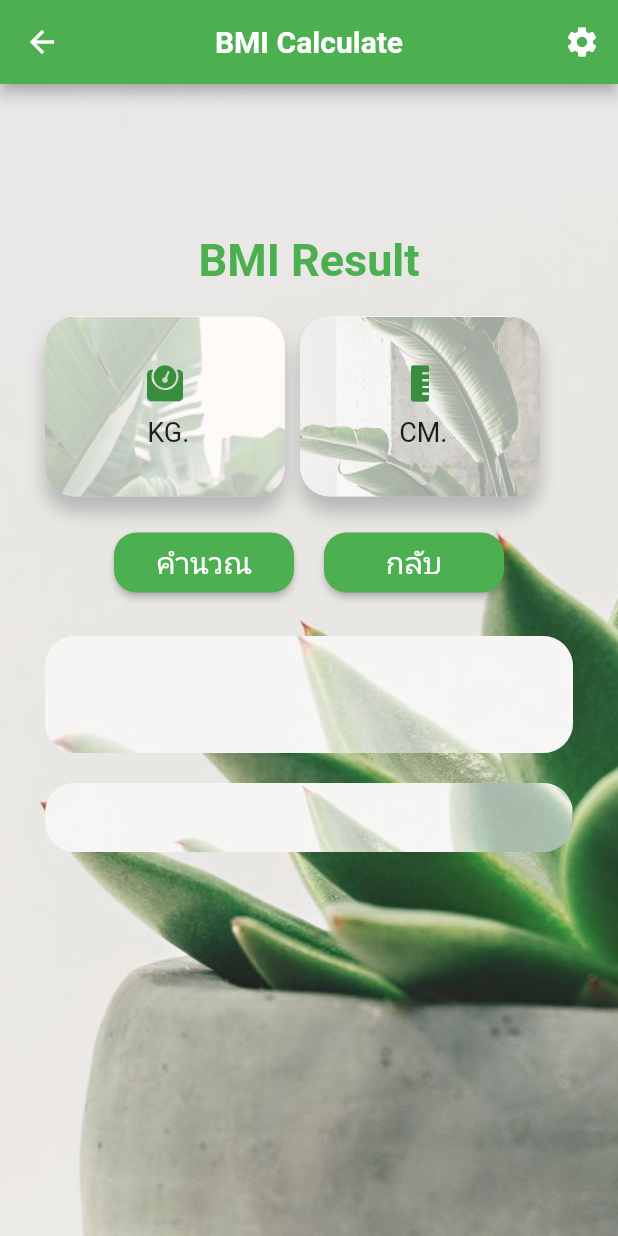
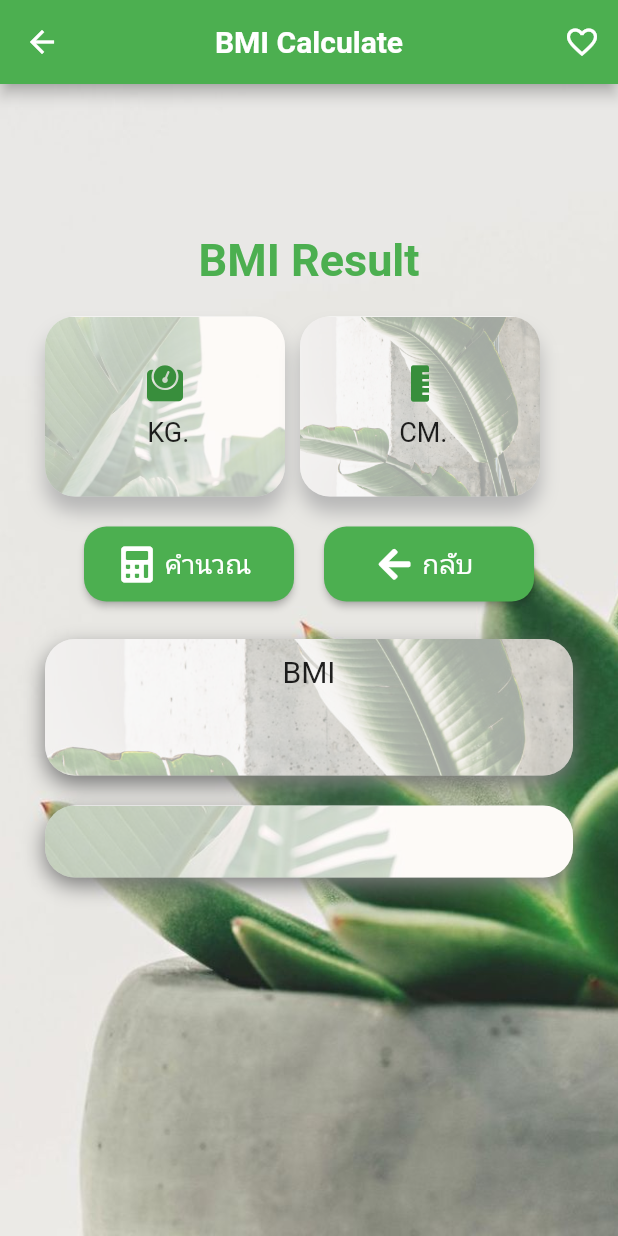
Before and after one commit to INGIGNGINGNI/lab4_130, a Flutter app: the ResultPage screen opened directly with empty values, on a phone screen of 412 x 824 dp. Run offline on Flutter 3.47's test engine with Material 2 defaults, Android fonts, the phone set to English and light mode, and no system bars; our stand-ins replace font_awesome_flutter, google_fonts, rflutter_alert; Roboto replaces fonts that are missing (Prompt).

Commit message:
Success 9/1/65

```diff
--- a/lib/pages/bmi_result.dart
+++ b/lib/pages/bmi_result.dart
@@ -28,7 +28,7 @@ class _ResultPageState extends State<ResultPage> {
           actions: [
             IconButton(
               onPressed: () {},
-              icon: const Icon(Icons.settings),
+              icon: const Icon(Icons.favorite_border),
             ),
           ],
         ),
@@ -55,9 +55,9 @@ class _ResultPageState extends State<ResultPage> {
               Column(
                 children: [
                   const Padding(padding: EdgeInsets.symmetric(vertical: 10)),
-                  btn(context),
+                  calbtn(context),
                   resultbox(),
-                  answerbox()
+                  answerbox(),
                 ],
               ),
               // const Padding(padding: EdgeInsets.symmetric(vertical: 10)),
@@ -163,14 +163,21 @@ class _ResultPageState extends State<ResultPage> {
           fit: BoxFit.cover,
           colorFilter: ColorFilter.mode(
               Colors.black.withOpacity(0.4), BlendMode.dstATop),
-          image: const AssetImage('images/bg_form.jpg'),
+          image: const AssetImage('images/bg_box1.jpg'),
         ),
         borderRadius: const BorderRadius.all(Radius.circular(20)),
+        boxShadow: const [
+          BoxShadow(
+            offset: Offset(0, 5),
+            blurRadius: 12,
+            color: Color(0xFF7A7A7A),
+          )
+        ],
       ),
       child: Text(
         _msg == null ? '' : _msg!.toString(),
         // 'การแปลผล : ' + _msg.toString(),
-        style: const TextStyle(fontSize: 22),
+        style: const TextStyle(fontSize: 24),
         textAlign: TextAlign.center,
       ),
     );
@@ -179,57 +186,77 @@ class _ResultPageState extends State<ResultPage> {
   Container resultbox() {
     return Container(
       margin: const EdgeInsets.fromLTRB(30, 25, 30, 10),
-      padding: const EdgeInsets.all(10),
+      padding: const EdgeInsets.only(top: 5),
       alignment: Alignment.center,
       decoration: BoxDecoration(
         color: const Color(0xffffffff),
         image: DecorationImage(
-          fit: BoxFit.none,
+          fit: BoxFit.cover,
           colorFilter: ColorFilter.mode(
               Colors.black.withOpacity(0.4), BlendMode.dstATop),
-          image: const AssetImage('images/bg_form.jpg'),
+          image: const AssetImage('images/bg_drawer2.jpg'),
         ),
         borderRadius: const BorderRadius.all(Radius.circular(20)),
+        boxShadow: const [
+          BoxShadow(
+            offset: Offset(0, 6),
+            blurRadius: 12,
+            color: Color(0xFF7A7A7A),
+          )
+        ],
       ),
-      child: Text(
-        _result == null ? '' : _result!.toStringAsFixed(2),
-        style: const TextStyle(
-            fontSize: 50, fontWeight: FontWeight.w700, color: Colors.green),
-        textAlign: TextAlign.center,
+      child: Column(
+        children: [
+          const Padding(padding: EdgeInsets.only(top: 5)),
+          const Text(
+            'BMI',
+            style: TextStyle(fontSize: 20),
+            textAlign: TextAlign.center,
+          ),
+          Text(
+            _result == null ? '' : _result!.toStringAsFixed(2),
+            style: const TextStyle(
+                fontSize: 50, fontWeight: FontWeight.w700, color: Colors.green),
+            textAlign: TextAlign.center,
+          ),
+        ],
       ),
     );
   }
 
-  Row btn(BuildContext context) {
+  Row calbtn(BuildContext context) {
     return Row(
       mainAxisAlignment: MainAxisAlignment.center,
       children: [
-        ElevatedButton(
+        ElevatedButton.icon(
+          icon: const FaIcon(FontAwesomeIcons.calculator),
+          label: const Text(
+            'คำนวณ',
+            style: TextStyle(fontSize: 18),
+          ),
           onPressed: () {
             calculate();
           },
-          child: const Text(
-            'คำนวณ',
-            style: TextStyle(fontSize: 20),
-          ),
           style: ElevatedButton.styleFrom(
               // primary: Colors.pink,
-              fixedSize: const Size(120, 40),
+              fixedSize: const Size(140, 50),
               shape: RoundedRectangleBorder(
                   borderRadius: BorderRadius.circular(15))),
         ),
         const Padding(padding: EdgeInsets.symmetric(horizontal: 10)),
-        ElevatedButton(
+        ElevatedButton.icon(
+          icon: const FaIcon(FontAwesomeIcons.arrowLeft),
+          label: const Text(
+            'กลับ',
+            style: TextStyle(fontSize: 18),
+          ),
           onPressed: () {
             Navigator.pop(context);
           },
-          child: const Text(
-            'กลับ',
-            style: TextStyle(fontSize: 20),
-          ),
           style: ElevatedButton.styleFrom(
-              // primary: Colors.pink,
-              fixedSize: const Size(120, 40),
+              // primary: Colors.white,
+              // side: const BorderSide(width: 3, color: Colors.green),
+              fixedSize: const Size(140, 50),
               shape: RoundedRectangleBorder(
                   borderRadius: BorderRadius.circular(15))),
         ),
@@ -249,12 +276,12 @@ class _ResultPageState extends State<ResultPage> {
     double height = double.parse(widget.height!) / 100;
     double weight = double.parse(widget.weight!);
 
-    double heightSquare = height * height;
-    // double result = weight / heightSquare;
+    double heightExponent = height * height;
+    // double result = weight / heightExponent;
     // _result = result;
 
     setState(() {
-      double result = weight / heightSquare;
+      double result = weight / heightExponent;
       _result = result;
       if (_result! < 18.5) {
         _msg = 'น้ำหนักน้อยเกินไป';
--- a/pubspec.yaml
+++ b/pubspec.yaml
@@ -36,6 +36,7 @@ dependencies:
   google_fonts: ^2.2.0
   fluttertoast: ^8.0.8
   font_awesome_flutter: ^9.2.0
+  rflutter_alert: ^2.0.4
 
 
 
```
Also changed, not shown: lib/pages/bmi_main.dart (+40 -11 lines), images/bg_box2.jpg (added), images/bg_box3.jpg (added), images/bg_box4.jpg (added), images/bg_box5.jpg (added), pubspec.lock.
